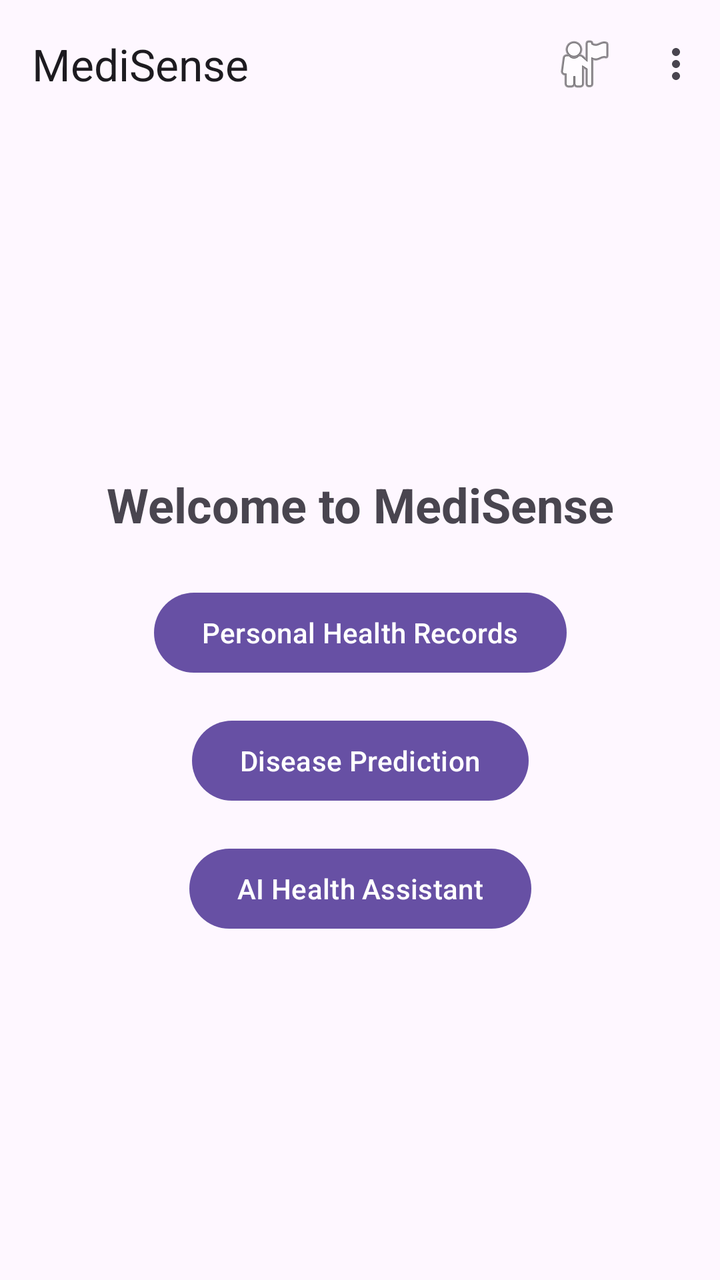
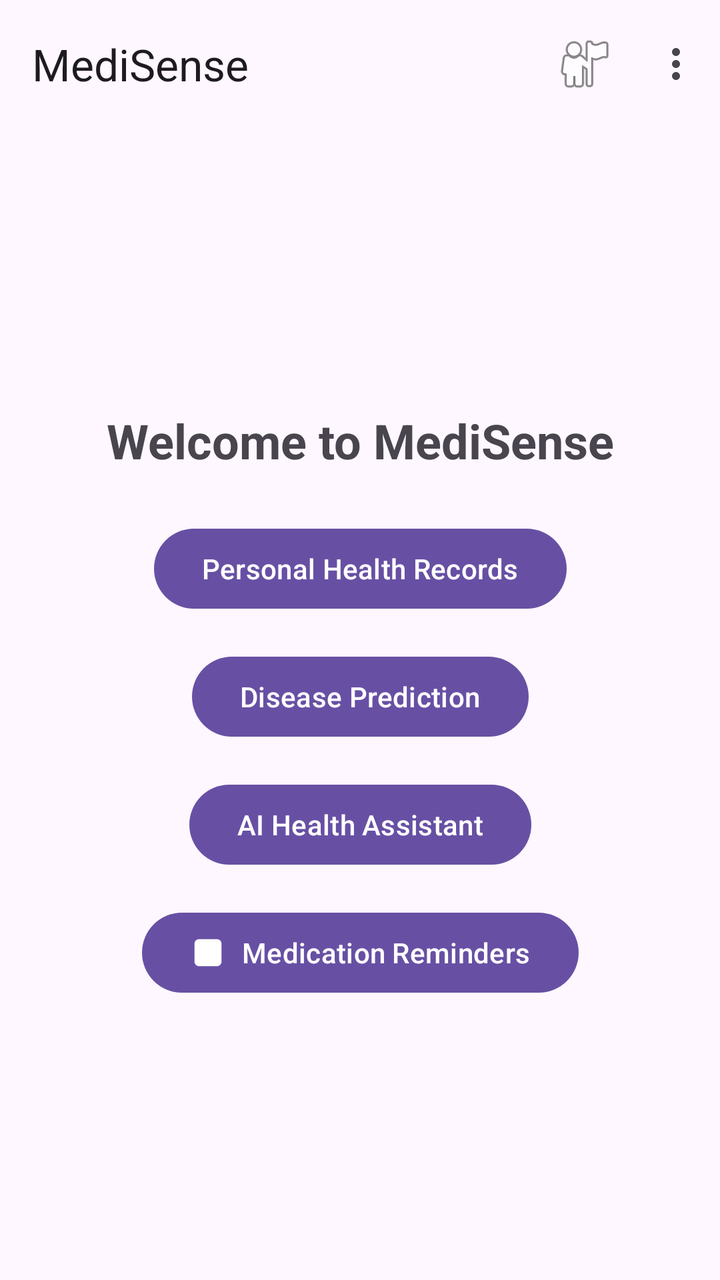

The first picture is an Android layout as it rendered before a commit; the second is the same layout after the commit. The layout source and the unified diff follow.
<!-- AndroidManifest.xml: application theme Theme.Medisense -->
<!-- res/layout/fragment_dashboard.xml -->
<?xml version="1.0" encoding="utf-8"?>
<androidx.constraintlayout.widget.ConstraintLayout xmlns:android="http://schemas.android.com/apk/res/android"
    xmlns:app="http://schemas.android.com/apk/res-auto"
    xmlns:tools="http://schemas.android.com/tools"
    android:layout_width="match_parent"
    android:layout_height="match_parent"
    tools:context=".ui.dashboard.DashboardFragment">

    <com.google.android.material.appbar.AppBarLayout
        android:id="@+id/appBarLayout"
        android:layout_width="match_parent"
        android:layout_height="wrap_content"
        app:layout_constraintTop_toTopOf="parent">

        <com.google.android.material.appbar.MaterialToolbar
            android:id="@+id/toolbar"
            android:layout_width="match_parent"
            android:layout_height="?attr/actionBarSize"
            app:title="MediSense"
            app:menu="@menu/menu_dashboard" />
    </com.google.android.material.appbar.AppBarLayout>

    <TextView
        android:id="@+id/tv_welcome"
        android:layout_width="wrap_content"
        android:layout_height="wrap_content"
        android:text="@string/welcome_dashboard"
        android:textSize="24sp"
        android:textStyle="bold"
        app:layout_constraintBottom_toTopOf="@+id/btn_health_records"
        app:layout_constraintEnd_toEndOf="parent"
        app:layout_constraintStart_toStartOf="parent"
        app:layout_constraintTop_toBottomOf="@+id/appBarLayout"
        app:layout_constraintVertical_chainStyle="packed" />

    <com.google.android.material.button.MaterialButton
        android:id="@+id/btn_health_records"
        android:layout_width="wrap_content"
        android:layout_height="wrap_content"
        android:layout_marginTop="24dp"
        android:text="Personal Health Records"
        app:layout_constraintBottom_toTopOf="@+id/btn_disease_prediction"
        app:layout_constraintEnd_toEndOf="parent"
        app:layout_constraintStart_toStartOf="parent"
        app:layout_constraintTop_toBottomOf="@+id/tv_welcome" />

    <com.google.android.material.button.MaterialButton
        android:id="@+id/btn_disease_prediction"
        android:layout_width="wrap_content"
        android:layout_height="wrap_content"
        android:layout_marginTop="16dp"
        android:text="Disease Prediction"
        app:layout_constraintBottom_toTopOf="@+id/btn_ai_assistant"
        app:layout_constraintEnd_toEndOf="parent"
        app:layout_constraintStart_toStartOf="parent"
        app:layout_constraintTop_toBottomOf="@+id/btn_health_records" />

    <com.google.android.material.button.MaterialButton
        android:id="@+id/btn_ai_assistant"
        android:layout_width="wrap_content"
        android:layout_height="wrap_content"
        android:layout_marginTop="16dp"
        android:text="AI Health Assistant"
        app:layout_constraintBottom_toBottomOf="parent"
        app:layout_constraintEnd_toEndOf="parent"
        app:layout_constraintStart_toStartOf="parent"
        app:layout_constraintTop_toBottomOf="@+id/btn_disease_prediction" />

</androidx.constraintlayout.widget.ConstraintLayout>
<!-- resources referenced by this layout -->
<resources>
  <string name="welcome_dashboard">Welcome to MediSense</string>
  <style name="Theme.Medisense" parent="Theme.Material3.DayNight.NoActionBar">
          
          
      </style>
</resources>

<!-- the commit's change to res/layout/fragment_dashboard.xml (unified diff, before → after) -->
@@ -61,9 +61,21 @@
         android:layout_height="wrap_content"
         android:layout_marginTop="16dp"
         android:text="AI Health Assistant"
-        app:layout_constraintBottom_toBottomOf="parent"
+        app:layout_constraintBottom_toTopOf="@+id/btn_medication_reminders"
         app:layout_constraintEnd_toEndOf="parent"
         app:layout_constraintStart_toStartOf="parent"
         app:layout_constraintTop_toBottomOf="@+id/btn_disease_prediction" />
 
+    <com.google.android.material.button.MaterialButton
+        android:id="@+id/btn_medication_reminders"
+        android:layout_width="wrap_content"
+        android:layout_height="wrap_content"
+        android:layout_marginTop="16dp"
+        android:text="@string/medication_reminder_title"
+        app:icon="@drawable/ic_pill"
+        app:layout_constraintBottom_toBottomOf="parent"
+        app:layout_constraintEnd_toEndOf="parent"
+        app:layout_constraintStart_toStartOf="parent"
+        app:layout_constraintTop_toBottomOf="@+id/btn_ai_assistant" />
+
 </androidx.constraintlayout.widget.ConstraintLayout>
<!-- resource entries referenced after the edit -->
@@ -1,5 +1,22 @@
 <!-- resources referenced by this layout -->
 <resources>
+  <!-- drawable ic_pill (drawable) -->
+  <vector xmlns:android="http://schemas.android.com/apk/res/android"
+      android:width="24dp"
+      android:height="24dp"
+      android:viewportWidth="24"
+      android:viewportHeight="24">
+    <path
+        android:fillColor="#FF2196F3"
+        android:pathData="M6,3h12c1.66,0 3,1.34 3,3v12c0,1.66 -1.34,3 -3,3H6c-1.66,0 -3,-1.34 -3,-3V6c0,-1.66 1.34,-3 3,-3z"/>
+    <path
+        android:fillColor="#FFFFFFFF"
+        android:pathData="M4.5,10.5h15v3h-15z"/>
+    <path
+        android:fillColor="#FFFFFFFF"
+        android:pathData="M10.5,4.5h3v15h-3z"/>
+  </vector>
+  <string name="medication_reminder_title">Medication Reminders</string>
   <string name="welcome_dashboard">Welcome to MediSense</string>
   <style name="Theme.Medisense" parent="Theme.Material3.DayNight.NoActionBar">
           
